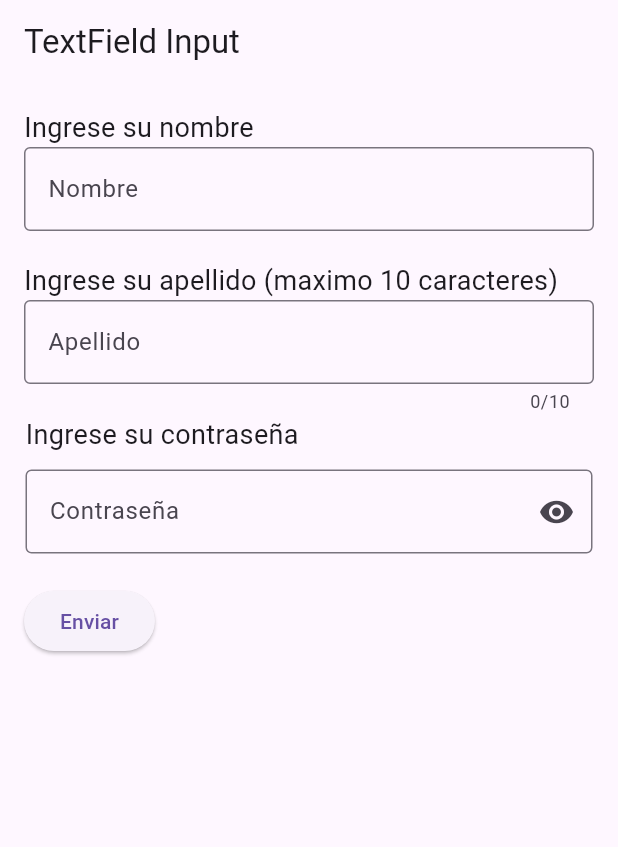
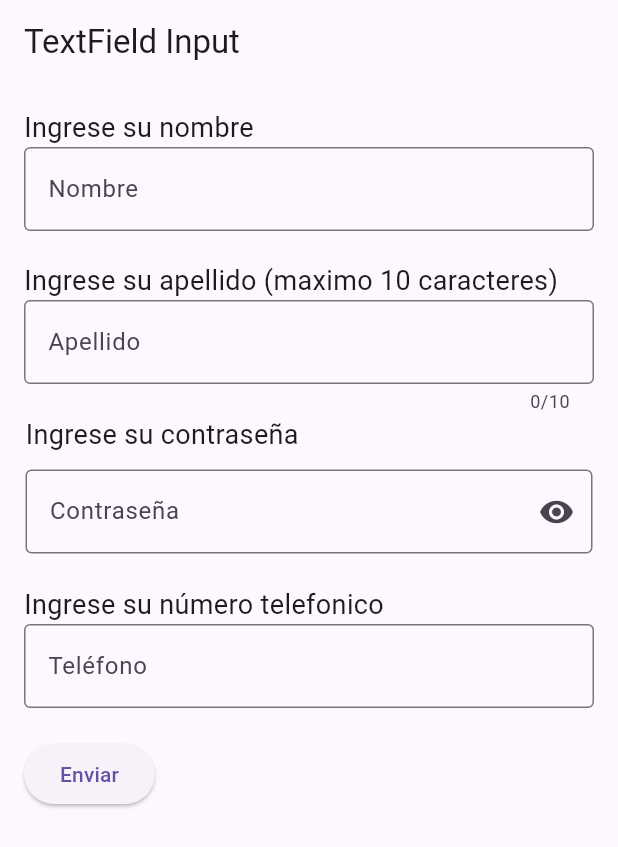
Before and after one commit to Juand4rck12/flutter-projects, a Flutter app: the screen it shows after launch, on a phone screen of 412 x 824 dp. Shown: the top 847 px of the screen. Run offline on Flutter 3.47's test engine with Material 3 defaults, Android fonts, the phone set to English and light mode, and no system bars; our stand-ins replace cached_network_image, google_fonts, math_expressions.

Commit message:
Campo de texto numerico para teléfono y widget SingleChildScrollView para scroll

```diff
--- a/inputs_example/lib/widgets/home_screen_widget.dart
+++ b/inputs_example/lib/widgets/home_screen_widget.dart
@@ -12,6 +12,7 @@ class _HomeScreenWidgetState extends State<HomeScreenWidget> {
   // Controlador para el TextField
   final TextEditingController _emailController = TextEditingController();
   final TextEditingController _nameController = TextEditingController();
+  final TextEditingController _phoneController = TextEditingController();
 
   String? errorMessage;
 
@@ -38,7 +39,7 @@ class _HomeScreenWidgetState extends State<HomeScreenWidget> {
   Widget build(BuildContext context) {
     return Scaffold(
       appBar: AppBar(title: const Text("TextField Input")),
-      body: Padding(
+      body: SingleChildScrollView(
         padding: const EdgeInsets.all(16.0),
         child: Column(
           crossAxisAlignment: CrossAxisAlignment.start,
@@ -72,6 +73,20 @@ class _HomeScreenWidgetState extends State<HomeScreenWidget> {
             ),
             const PasswordTextfield(),
             const SizedBox(height: 20.0),
+            const Text(
+              "Ingrese su número telefonico",
+              style: TextStyle(fontSize: 18.0),
+            ),
+            TextField(
+              controller: _phoneController,
+              keyboardType: TextInputType.number,
+              decoration: const InputDecoration(
+                border: OutlineInputBorder(),
+                labelText: "Teléfono",
+                hintText: "Ingrese su número telefonico",
+              ),
+            ),
+            const SizedBox(height: 20.0),
             ElevatedButton(
               onPressed: validateEmail,
               child: const Text("Enviar"),
```
